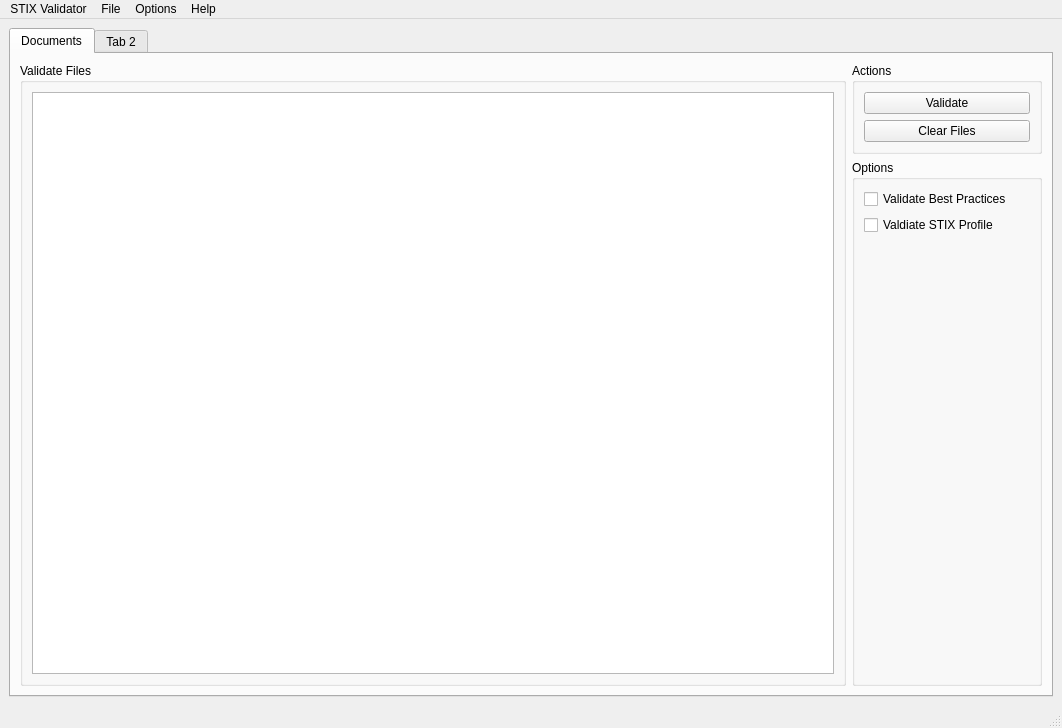
bworrell/cutie-stix, file qtui/mainwindow.ui: the form before one commit.
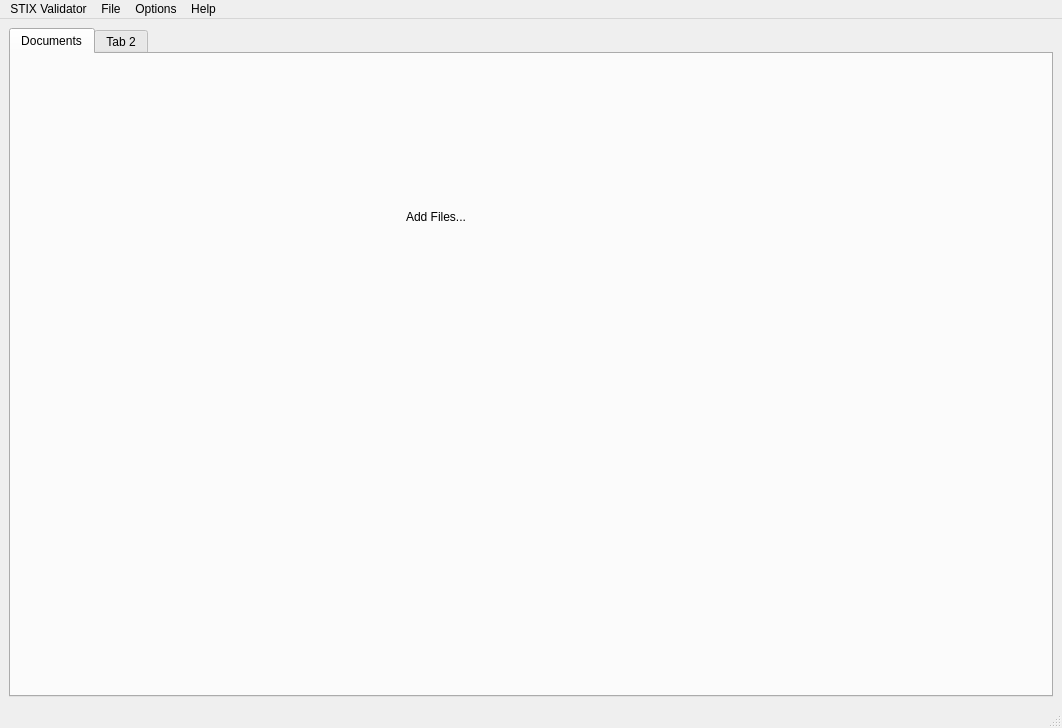
The form after the commit. Icons and pictures are not drawn. Custom widgets are drawn as their Qt base class.

Commit message: Added a QResources file to the project. Added an initial 'Add Files' screen.

Diff of the .ui file:
```diff
--- a/qtui/mainwindow.ui
+++ b/qtui/mainwindow.ui
@@ -13,6 +13,16 @@
   <property name="windowTitle">
    <string>STIX Document Validator</string>
   </property>
+  <property name="styleSheet">
+   <string notr="true">QLabel[notification=&quot;major&quot;] {
+	font: 28pt &quot;Helvetica&quot;;
+	font-weight: bold;
+	qproperty-alignment: AlignCenter;
+	border: 8px solid black;
+	border-radius: 15px;
+}
+</string>
+  </property>
   <widget class="QWidget" name="main_widget">
    <layout class="QVBoxLayout" name="verticalLayout_2">
     <item>
@@ -34,9 +44,6 @@
         <property name="tabPosition">
          <enum>QTabWidget::North</enum>
         </property>
-        <property name="tabShape">
-         <enum>QTabWidget::Rounded</enum>
-        </property>
         <property name="currentIndex">
          <number>0</number>
         </property>
@@ -59,6 +66,137 @@
          <attribute name="title">
           <string>Documents</string>
          </attribute>
+         <layout class="QHBoxLayout" name="horizontalLayout_2">
+          <item>
+           <widget class="QStackedWidget" name="stacked_main">
+            <property name="minimumSize">
+             <size>
+              <width>100</width>
+              <height>100</height>
+             </size>
+            </property>
+            <property name="currentIndex">
+             <number>0</number>
+            </property>
+            <widget class="QWidget" name="page_add_files">
+             <layout class="QVBoxLayout" name="verticalLayout_3">
+              <item>
+               <layout class="QHBoxLayout" name="horizontalLayout_4">
+                <property name="leftMargin">
+                 <number>0</number>
+                </property>
+                <property name="rightMargin">
+                 <number>0</number>
+                </property>
+                <item>
+                 <spacer name="horizontalSpacer">
+                  <property name="orientation">
+                   <enum>Qt::Horizontal</enum>
+                  </property>
+                  <property name="sizeHint" stdset="0">
+                   <size>
+                    <width>40</width>
+                    <height>20</height>
+                   </size>
+                  </property>
+                 </spacer>
+                </item>
+                <item>
+                 <layout class="QVBoxLayout" name="verticalLayout_4">
+                  <item>
+                   <spacer name="verticalSpacer_2">
+                    <property name="orientation">
+                     <enum>Qt::Vertical</enum>
+                    </property>
+                    <property name="sizeHint" stdset="0">
+                     <size>
+                      <width>20</width>
+                      <height>40</height>
+                     </size>
+                    </property>
+                   </spacer>
+                  </item>
+                  <item>
+                   <widget class="QLabel" name="label">
+                    <property name="minimumSize">
+                     <size>
+                      <width>0</width>
+                      <height>50</height>
+                     </size>
+                    </property>
+                    <property name="maximumSize">
+                     <size>
+                      <width>16777215</width>
+                      <height>50</height>
+                     </size>
+                    </property>
+                    <property name="text">
+                     <string>Add Files...</string>
+                    </property>
+                    <property name="notification" stdset="0">
+                     <string notr="true">major</string>
+                    </property>
+                   </widget>
+                  </item>
+                  <item>
+                   <widget class="QWidget" name="widget_add_files" native="true">
+                    <property name="minimumSize">
+                     <size>
+                      <width>250</width>
+                      <height>310</height>
+                     </size>
+                    </property>
+                    <property name="maximumSize">
+                     <size>
+                      <width>286</width>
+                      <height>433</height>
+                     </size>
+                    </property>
+                    <property name="styleSheet">
+                     <string notr="true">image: url(:/images/addfile.png);
+position: center center;</string>
+                    </property>
+                    <layout class="QHBoxLayout" name="horizontalLayout_5"/>
+                   </widget>
+                  </item>
+                  <item>
+                   <spacer name="verticalSpacer">
+                    <property name="orientation">
+                     <enum>Qt::Vertical</enum>
+                    </property>
+                    <property name="sizeHint" stdset="0">
+                     <size>
+                      <width>20</width>
+                      <height>40</height>
+                     </size>
+                    </property>
+                   </spacer>
+                  </item>
+                 </layout>
+                </item>
+                <item>
+                 <spacer name="horizontalSpacer_2">
+                  <property name="orientation">
+                   <enum>Qt::Horizontal</enum>
+                  </property>
+                  <property name="sizeHint" stdset="0">
+                   <size>
+                    <width>40</width>
+                    <height>20</height>
+                   </size>
+                  </property>
+                 </spacer>
+                </item>
+               </layout>
+              </item>
+             </layout>
+            </widget>
+            <widget class="QWidget" name="page_validate">
+             <layout class="QHBoxLayout" name="horizontalLayout_3">
+              <property name="margin">
+               <number>0</number>
+              </property>
+              <item>
          <layout class="QHBoxLayout" name="horizontalLayout">
           <item>
            <widget class="QGroupBox" name="group_files">
@@ -81,7 +219,7 @@
                 <bool>true</bool>
                </property>
                <attribute name="horizontalHeaderVisible">
-                <bool>true</bool>
+                      <bool>false</bool>
                </attribute>
               </widget>
              </item>
@@ -169,6 +307,12 @@
            </layout>
           </item>
          </layout>
+              </item>
+             </layout>
+            </widget>
+           </widget>
+          </item>
+         </layout>
         </widget>
         <widget class="QWidget" name="tab_remove">
          <property name="enabled">
```
Left out of the diff: 4 changed lines with no effect on the pictures. Lines whose indentation alone changed are shown as unchanged. The commit also changes 7 other files.
